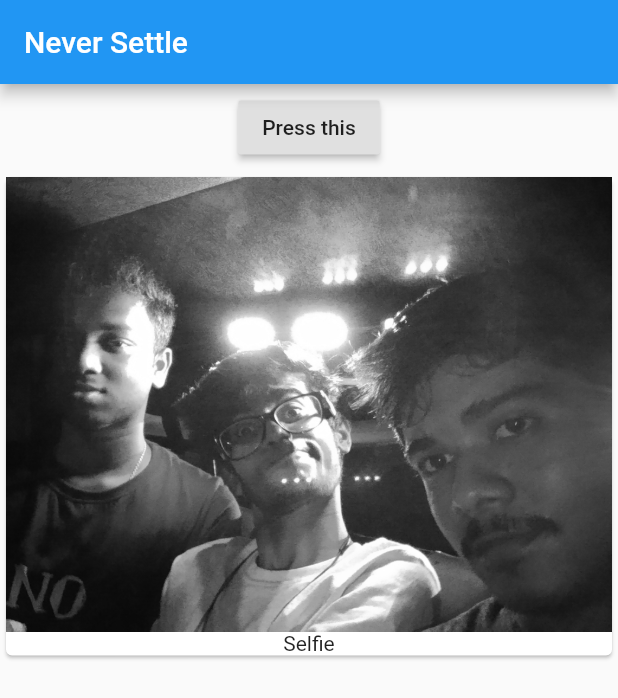
After one commit to sakhayadeep/never-settle-wallpapers, a Flutter app: the screen it shows after launch, on a phone screen of 412 x 824 dp. The commit adds this screen. Shown: the top 698 px of the screen. Run offline on Flutter 3.47's test engine with Material 2 defaults, Android fonts, the phone set to English and light mode, and no system bars.

Commit message:
Divided to diferent modules

```diff
--- a/lib/main.dart
+++ b/lib/main.dart
@@ -1,18 +1,10 @@
 import 'package:flutter/material.dart';
+
+import './wallpaper_manager.dart';
 
 void main() => runApp(MyApp());
 
-class MyApp extends StatefulWidget {
-  @override
-  State<StatefulWidget> createState() {
-    // TODO: implement createState
-    return _MyAppState();
-  }
-}
-
-class _MyAppState extends State<MyApp> {
-  List<String> _wallpapers = ["Selfie"];
-
+class MyApp extends StatelessWidget {
   @override
   Widget build(context) {
     return MaterialApp(
@@ -20,33 +12,7 @@ class _MyAppState extends State<MyApp> {
           appBar: AppBar(
             title: Text("Never Settle"),
           ),
-          body: Column(
-            children: [
-              Container(
-                margin: EdgeInsets.all(5.0),
-                child: RaisedButton(
-                  onPressed: () {
-                    setState(() {
-                      _wallpapers.add("Selfie 1 again");
-                    });
-                  },
-                  child: Text("Press this"),
-                ),
-              ),
-              Column(
-                children: _wallpapers
-                    .map((element) => Card(
-                          child: Column(
-                            children: <Widget>[
-                              Image.asset("assets/selfie.jpg"),
-                              Text(element)
-                            ],
-                          ),
-                        ))
-                    .toList(),
-              ),
-            ],
-          )),
+          body: WallpaperManager()),
     );
   }
 }
--- /dev/null
+++ b/lib/wallpaper_manager.dart
@@ -0,0 +1,34 @@
+import 'package:flutter/material.dart';
+
+import './wallpapers.dart';
+
+class WallpaperManager extends StatefulWidget {
+  @override
+  State<StatefulWidget> createState() {
+    return _WallpaperManagerState();
+  }
+}
+
+class _WallpaperManagerState extends State<WallpaperManager> {
+  List<String> _wallpapers = ["Selfie"];
+
+  @override
+  Widget build(BuildContext context) {
+    return Column(
+      children: [
+        Container(
+          margin: EdgeInsets.all(5.0),
+          child: RaisedButton(
+            onPressed: () {
+              setState(() {
+                _wallpapers.add("Selfie");
+              });
+            },
+            child: Text("Press this"),
+          ),
+        ),
+        Wallpapers(_wallpapers)
+      ],
+    );
+  }
+}
--- /dev/null
+++ b/lib/wallpapers.dart
@@ -0,0 +1,23 @@
+import 'package:flutter/material.dart';
+
+class Wallpapers extends StatelessWidget {
+  final List<String> wallpapers;
+
+  Wallpapers(this.wallpapers);
+
+  @override
+  Widget build(BuildContext context) {
+    return Column(
+      children: wallpapers
+          .map((element) => Card(
+                child: Column(
+                  children: <Widget>[
+                    Image.asset("assets/selfie.jpg"),
+                    Text(element)
+                  ],
+                ),
+              ))
+          .toList(),
+    );
+  }
+}
```
